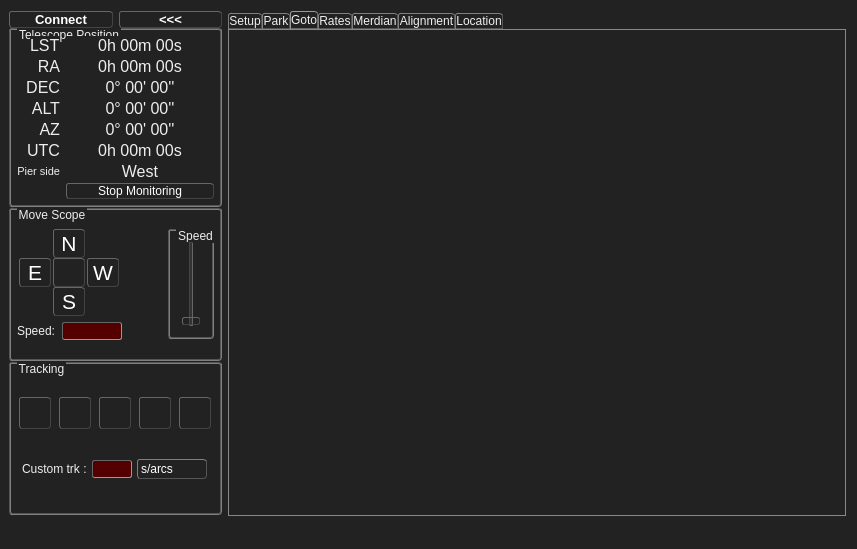
Before: the Qt Designer form ZeGotoControlCenter/zegotocontrolcenter.ui in ZeSly/ZeGotoControlCenter, drawn with Qt 5.
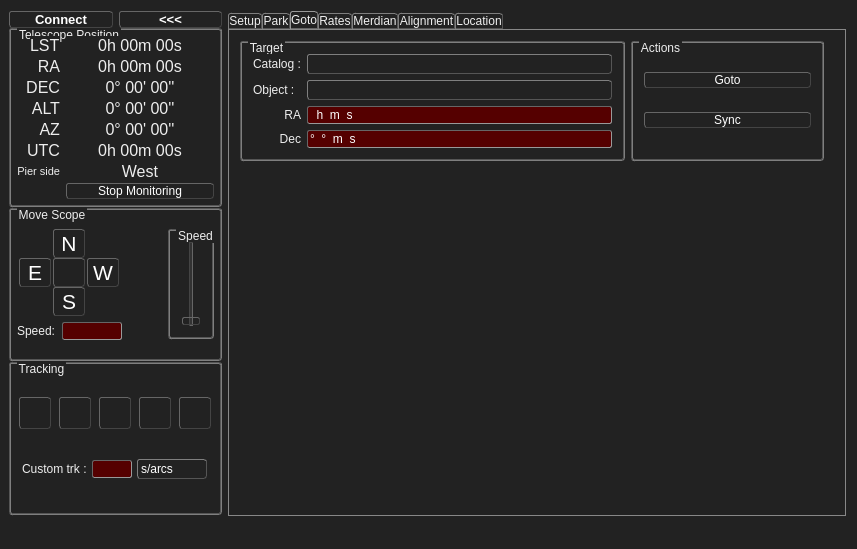
After: the same form once the commit is applied. The open tabs and pages were chosen to show the change. Icons and pictures are not drawn. Custom widgets are drawn as their Qt base class.

Commit message: Stars catalog for Goto

```diff
--- a/ZeGotoControlCenter/zegotocontrolcenter.ui
+++ b/ZeGotoControlCenter/zegotocontrolcenter.ui
@@ -91,6 +91,12 @@
     color: #ff0;
 }
 
+.label_value
+{
+    background-color: #500;
+    color: #ff0;
+}
+
 QLabel#label_LSTValue:hover, #label_RAValue:hover, #label_DECValue:hover, #label_ALTValue:hover, #label_AZValue:hover, #label_UTCValue:hover,     #label_PierSideValue:hover
 {
     background-color: #b04;
@@ -2750,6 +2756,176 @@
        <attribute name="title">
         <string>Goto</string>
        </attribute>
+       <layout class="QVBoxLayout" name="verticalLayout_18">
+        <item>
+         <layout class="QHBoxLayout" name="horizontalLayout_17">
+          <property name="rightMargin">
+           <number>10</number>
+          </property>
+          <item>
+           <widget class="QGroupBox" name="groupBox">
+            <property name="sizePolicy">
+             <sizepolicy hsizetype="Preferred" vsizetype="Preferred">
+              <horstretch>2</horstretch>
+              <verstretch>0</verstretch>
+             </sizepolicy>
+            </property>
+            <property name="title">
+             <string>Target</string>
+            </property>
+            <layout class="QGridLayout" name="gridLayout_4">
+             <item row="1" column="1">
+              <widget class="QComboBox" name="comboBox_Object">
+               <property name="sizePolicy">
+                <sizepolicy hsizetype="Minimum" vsizetype="Fixed">
+                 <horstretch>0</horstretch>
+                 <verstretch>0</verstretch>
+                </sizepolicy>
+               </property>
+               <property name="editable">
+                <bool>false</bool>
+               </property>
+              </widget>
+             </item>
+             <item row="0" column="0">
+              <widget class="QLabel" name="label_Catalog">
+               <property name="sizePolicy">
+                <sizepolicy hsizetype="Maximum" vsizetype="Preferred">
+                 <horstretch>0</horstretch>
+                 <verstretch>0</verstretch>
+                </sizepolicy>
+               </property>
+               <property name="text">
+                <string>Catalog :</string>
+               </property>
+              </widget>
+             </item>
+             <item row="0" column="1">
+              <widget class="QComboBox" name="comboBox_Catalog">
+               <property name="sizePolicy">
+                <sizepolicy hsizetype="Minimum" vsizetype="Fixed">
+                 <horstretch>0</horstretch>
+                 <verstretch>0</verstretch>
+                </sizepolicy>
+               </property>
+              </widget>
+             </item>
+             <item row="1" column="0">
+              <widget class="QLabel" name="label_Object">
+               <property name="sizePolicy">
+                <sizepolicy hsizetype="Maximum" vsizetype="Preferred">
+                 <horstretch>0</horstretch>
+                 <verstretch>0</verstretch>
+                </sizepolicy>
+               </property>
+               <property name="text">
+                <string>Object :</string>
+               </property>
+              </widget>
+             </item>
+             <item row="2" column="0">
+              <widget class="QLabel" name="label_GotoRA">
+               <property name="text">
+                <string>RA</string>
+               </property>
+               <property name="alignment">
+                <set>Qt::AlignRight|Qt::AlignTrailing|Qt::AlignVCenter</set>
+               </property>
+              </widget>
+             </item>
+             <item row="2" column="1">
+              <widget class="QLineEdit" name="lineEdit_GotoRA">
+               <property name="sizePolicy">
+                <sizepolicy hsizetype="Preferred" vsizetype="Fixed">
+                 <horstretch>0</horstretch>
+                 <verstretch>0</verstretch>
+                </sizepolicy>
+               </property>
+               <property name="inputMask">
+                <string>00\h00\m00\s</string>
+               </property>
+              </widget>
+             </item>
+             <item row="3" column="0">
+              <widget class="QLabel" name="label_GotoDec">
+               <property name="text">
+                <string>Dec</string>
+               </property>
+               <property name="alignment">
+                <set>Qt::AlignRight|Qt::AlignTrailing|Qt::AlignVCenter</set>
+               </property>
+              </widget>
+             </item>
+             <item row="3" column="1">
+              <widget class="QLineEdit" name="lineEdit_GotoDec">
+               <property name="sizePolicy">
+                <sizepolicy hsizetype="Preferred" vsizetype="Fixed">
+                 <horstretch>0</horstretch>
+                 <verstretch>0</verstretch>
+                </sizepolicy>
+               </property>
+               <property name="inputMask">
+                <string>x00°00\m00\s</string>
+               </property>
+               <property name="text">
+                <string>°ms</string>
+               </property>
+              </widget>
+             </item>
+            </layout>
+           </widget>
+          </item>
+          <item>
+           <widget class="QGroupBox" name="groupBox_2">
+            <property name="sizePolicy">
+             <sizepolicy hsizetype="Preferred" vsizetype="Preferred">
+              <horstretch>1</horstretch>
+              <verstretch>0</verstretch>
+             </sizepolicy>
+            </property>
+            <property name="title">
+             <string>Actions</string>
+            </property>
+            <layout class="QVBoxLayout" name="verticalLayout_19">
+             <item>
+              <widget class="QPushButton" name="pushButton_Goto">
+               <property name="sizePolicy">
+                <sizepolicy hsizetype="Minimum" vsizetype="Fixed">
+                 <horstretch>0</horstretch>
+                 <verstretch>0</verstretch>
+                </sizepolicy>
+               </property>
+               <property name="text">
+                <string>Goto</string>
+               </property>
+              </widget>
+             </item>
+             <item>
+              <widget class="QPushButton" name="pushButton_Sync">
+               <property name="text">
+                <string>Sync</string>
+               </property>
+              </widget>
+             </item>
+            </layout>
+           </widget>
+          </item>
+         </layout>
+        </item>
+        <item>
+         <spacer name="verticalSpacer_6">
+          <property name="orientation">
+           <enum>Qt::Vertical</enum>
+          </property>
+          <property name="sizeHint" stdset="0">
+           <size>
+            <width>20</width>
+            <height>40</height>
+           </size>
+          </property>
+         </spacer>
+        </item>
+       </layout>
       </widget>
       <widget class="QWidget" name="tabRates">
        <attribute name="title">
```
Left out of the diff: 1688 changed lines with no effect on the pictures. The commit also changes 7 other files.
